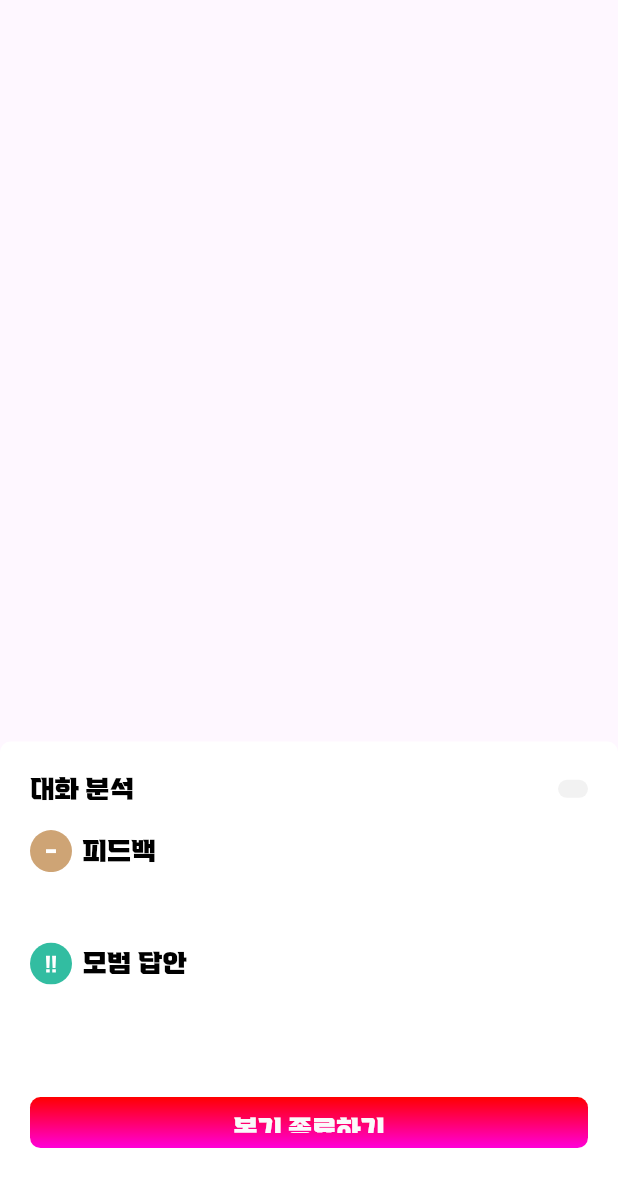
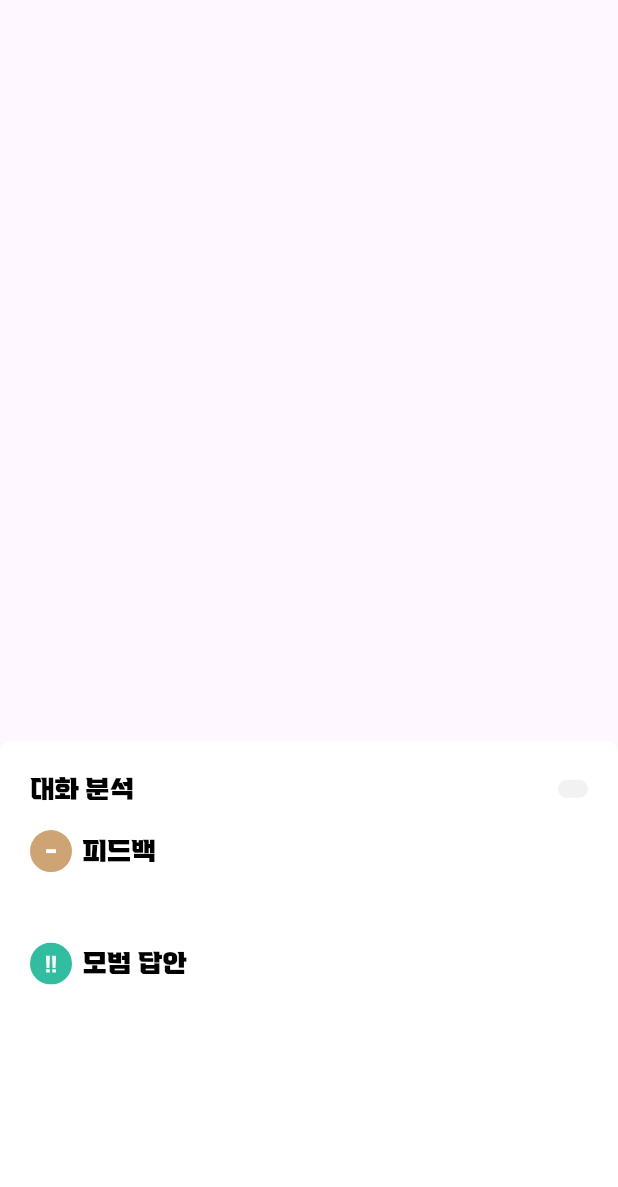
Before and after one commit to SW-HACKATHON-7/overlay, a Flutter app: the AnalyzeModal widget shown alone on an empty page, opened directly with empty values, on a phone screen of 412 x 824 dp. Shown: the top 1187 px of the screen. Run offline on Flutter 3.47's test engine with Material 3 defaults, Android fonts, the phone set to English and light mode, and no system bars; our stand-ins replace dio, flutter_hooks, flutter_riverpod, flutter_svg, go_router, retrofit; missing offline and left inert: flutter_overlay_window; generated files the repository leaves out were written again; network calls fail.

Commit message:
🔥 :: 복기 종료하기 버튼 삭제

```diff
--- a/lib/core/widget/analyze_modal.dart
+++ b/lib/core/widget/analyze_modal.dart
@@ -45,8 +45,6 @@ class AnalyzeModal extends StatelessWidget {
           title: '모범 답안',
           content: suggest,
         ),
-        const SizedBox(height: 12),
-        GradientButton(text: '복기 종료하기', onPressed: () {}),
       ],
     );
 
```
